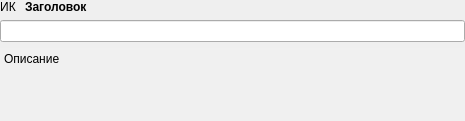
First picture: the form in designer/forms/formtext.ui, repository Artemako/auto-exec-doc, before the edit.
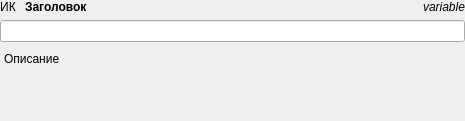
Second picture: the form after the edit.

Diff of the .ui file:
```diff
--- a/designer/forms/formtext.ui
+++ b/designer/forms/formtext.ui
@@ -39,7 +39,7 @@
     <number>0</number>
    </property>
    <item>
-    <layout class="QHBoxLayout" name="hl" stretch="0,1">
+    <layout class="QHBoxLayout" name="hl" stretch="0,1,0">
      <property name="spacing">
       <number>9</number>
      </property>
@@ -81,6 +81,13 @@
        </property>
       </widget>
      </item>
+     <item>
+      <widget class="QLabel" name="label_variable">
+       <property name="text">
+        <string>&lt;html&gt;&lt;head/&gt;&lt;body&gt;&lt;p&gt;&lt;span style=&quot; font-style:italic;&quot;&gt;variable&lt;/span&gt;&lt;/p&gt;&lt;/body&gt;&lt;/html&gt;</string>
+       </property>
+      </widget>
+     </item>
     </layout>
    </item>
    <item>
```
